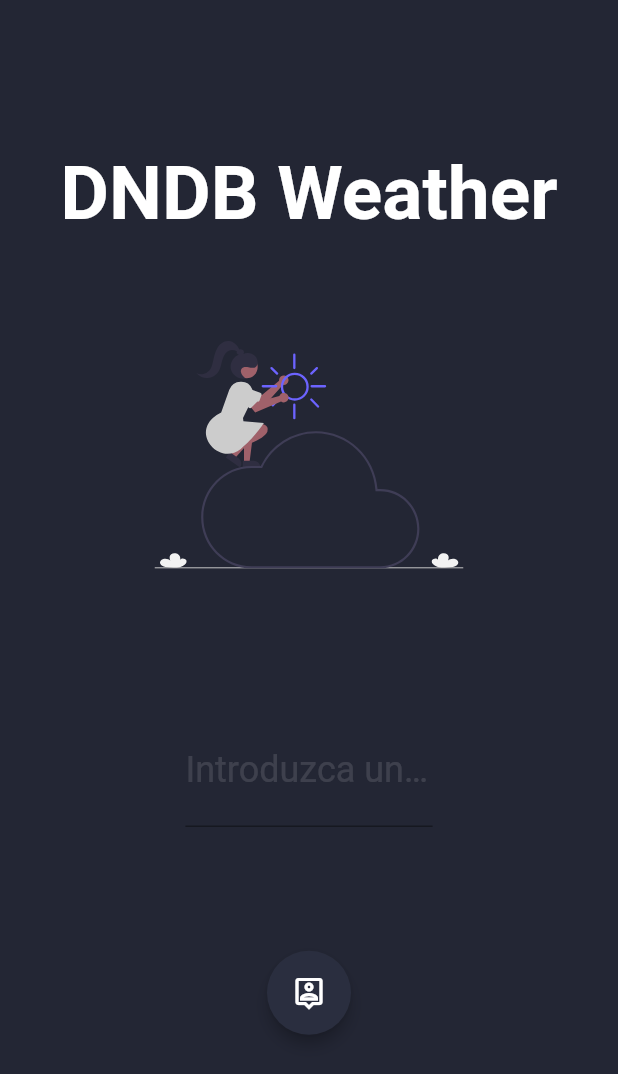
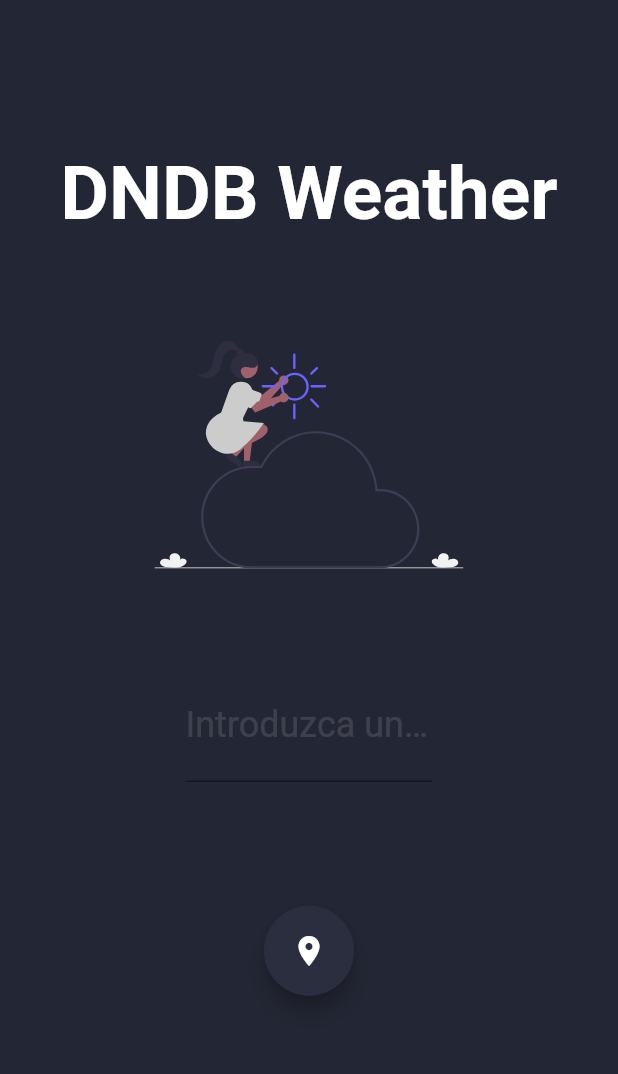
Before and after one commit to icarreiralamas/weather-flutter, a Flutter app: the screen it shows after launch, on a phone screen of 412 x 824 dp. Shown: the top 1074 px of the screen. Run offline on Flutter 3.47's test engine with Material 2 defaults, Android fonts, the phone set to English and light mode, and no system bars; our stand-ins replace animated_text_kit, flutter_svg, font_awesome_flutter, geolocator.

Commit message:
Añadida humedad por horas y arreglo en la UI

```diff
--- a/lib/src/screens/main_screen.dart
+++ b/lib/src/screens/main_screen.dart
@@ -7,7 +7,6 @@ import 'package:weather/utils/utils.dart';
 import 'package:animated_text_kit/animated_text_kit.dart';
 
 class MainScreen extends StatefulWidget {
-
   const MainScreen({super.key});
 
   @override
@@ -51,17 +50,18 @@ class _MainScreenState extends State<MainScreen> {
         color: const Color(0xff232634),
       ),
       SingleChildScrollView(
-        child: Column(children: [
-          const Padding(
-            padding: EdgeInsets.only(top: 100),
-            child: Text(
+        child: Padding(
+          padding: const EdgeInsets.only(top: 100),
+          child: Column(
+              mainAxisAlignment: MainAxisAlignment.spaceAround,
+              children: [
+                Text(
                   'DNDB Weather',
                   style: TextStyle(
                       color: Colors.white,
                       fontSize: 50,
                       fontWeight: FontWeight.w600),
                   textAlign: TextAlign.center,
-            ),
                 ),
                 Row(
                   mainAxisAlignment: MainAxisAlignment.center,
@@ -73,9 +73,7 @@ class _MainScreenState extends State<MainScreen> {
                     ),
                   ],
                 ),
-          Padding(
-            padding: const EdgeInsets.only(top: 30),
-            child: Column(
+                Column(
                   children: [
                     SizedBox(
                       width: width * 0.4,
@@ -86,22 +84,24 @@ class _MainScreenState extends State<MainScreen> {
                               _text.value.text.isEmpty
                                   ? _validate = true
                                   : _validate = false;
-                          _cargando = true;
                             });
 
                             if (!_validate) {
+                              _cargando = true;
                               weatherProvider
                                   .getCurrentCityWeather(value)
                                   .then((valor) {
                                 weatherProvider.getPrevisionCityWeather(value);
-                            Future.delayed(Duration(milliseconds: 800), (() {
+                                Future.delayed(Duration(milliseconds: 800),
+                                    (() {
                                   Navigator.pushNamed(context, 'city');
                                 }));
                               }).catchError((error) {
                                 const snackBar = SnackBar(
                                   content: Text(
                                       "La ciudad que ha introducido no es válida"),
-                              duration: Duration(seconds: 2), //default is 4s
+                                  duration:
+                                      Duration(seconds: 2), //default is 4s
                                 );
 
                                 ScaffoldMessenger.of(context)
@@ -116,37 +116,46 @@ class _MainScreenState extends State<MainScreen> {
                           decoration: InputDecoration(
                             labelText: 'Introduzca una ciudad',
                             labelStyle: const TextStyle(color: Colors.white12),
-                        errorText:
-                            _validate ? 'La ciudad no puede estar vacía' : null,
+                            errorText: _validate
+                                ? 'La ciudad no puede estar vacía'
+                                : null,
                           )),
                     ),
                     SizedBox(
                       height: heigth * 0.1,
                     ),
-                FloatingActionButton(
-                  elevation: 4,
+                    Container(
+                      height: 60,
+                      width: 60,
+                      child: FloatingActionButton(
+                        focusColor: Color.fromARGB(255, 25, 46, 63),
+                        elevation: 6,
                         onPressed: () {
+                          //weatherProvider.getCurrentCityWeather(query);
+                          Future<Position> position = Utils.determinePosition();
+
                           setState(() {
                               _cargando = true;
                             });
 
-                    //weatherProvider.getCurrentCityWeather(query);
-                    Future<Position> position = Utils.determinePosition();
+                          position.then((pos) {
 
-                    position.then((pos) {
                             double latitude = pos.latitude;
                             double longitude = pos.longitude;
 
                             String positionString = '$latitude, $longitude';
 
                             weatherProvider.getCurrentCityWeather(positionString);
-                      weatherProvider.getPrevisionCityWeather(positionString);
-                      Future.delayed(const Duration(milliseconds: 800), (() {
+                            weatherProvider
+                                .getPrevisionCityWeather(positionString);
+                            Future.delayed(const Duration(milliseconds: 800),
+                                (() {
                               Navigator.pushNamed(context, 'city');
                             }));
                           }).catchError((error) {
                             const snackBar = SnackBar(
-                        content: Text("Active la ubicación de su dispositivo"),
+                              content:
+                                  Text("Active la ubicación de su dispositivo"),
                               duration: Duration(seconds: 2), //default is 4s
                             );
 
@@ -154,11 +163,12 @@ class _MainScreenState extends State<MainScreen> {
                           });
                         },
                         backgroundColor: Color.fromARGB(255, 42, 46, 63),
-                  child: const Icon(Icons.location_history_outlined),
+                        child: const Icon(Icons.location_on),
+                      ),
                     ),
                     if (_cargando)
                       Container(
-                      margin: EdgeInsets.only(top: heigth * 0.05),
+                        margin: EdgeInsets.only(top: 30),
                         child: DefaultTextStyle(
                           style: const TextStyle(
                             fontSize: 20.0,
@@ -169,11 +179,12 @@ class _MainScreenState extends State<MainScreen> {
                             ],
                             isRepeatingAnimation: true,
                           ),
-                      ))
+                        ),
+                      )
                   ],
                 ),
+              ]),
         ),
-        ]),
       ),
     ]));
   }
```
Also changed, not shown: lib/src/screens/city_screen.dart (+98 -59 lines). Lines whose indentation alone changed are shown as unchanged.
